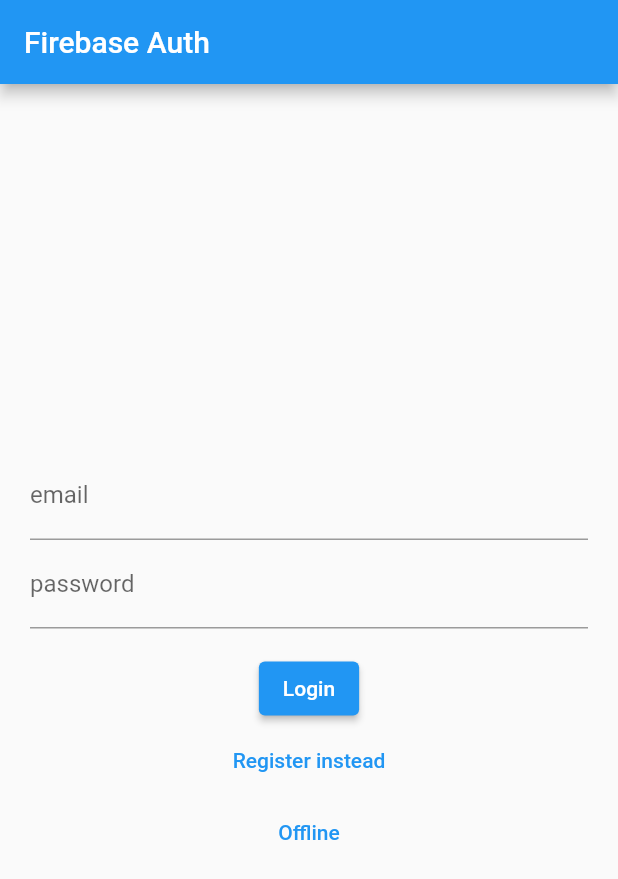
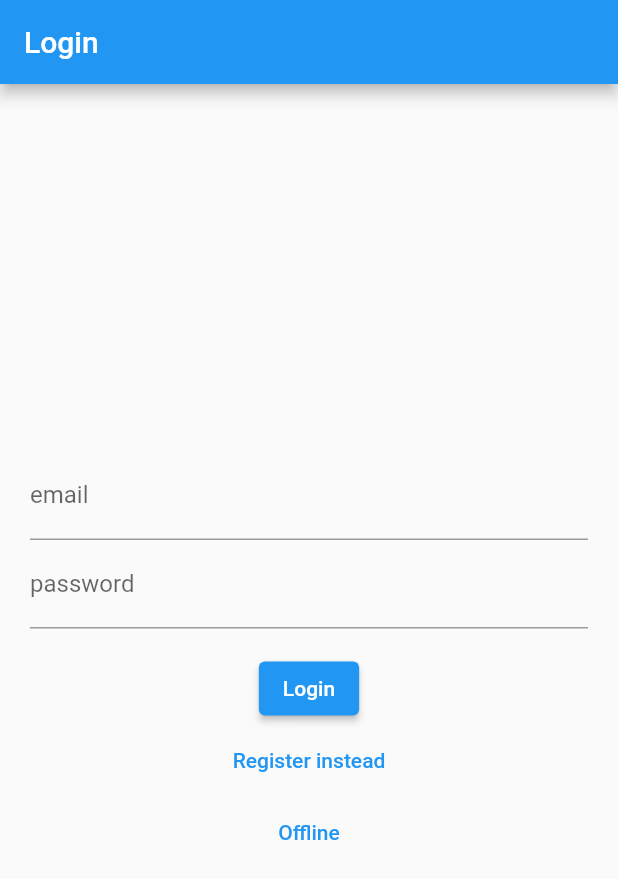
Before and after one commit to bjadczak/LRGTool, a Flutter app: the screen it shows after launch, on a phone screen of 412 x 824 dp. Shown: the top 879 px of the screen. Run offline on Flutter 3.47's test engine with Material 2 defaults, Android fonts, the phone set to English and light mode, and no system bars; our stand-ins replace cloud_firestore, csv, file_picker, firebase_auth, firebase_core, flutter_dotenv and 3 more; accounts and stored records are empty.

```diff
--- a/lib/pages/create_pdf_page.dart
+++ b/lib/pages/create_pdf_page.dart
@@ -9,7 +9,7 @@
 class CreatePDF extends StatelessWidget {
   const CreatePDF(this.data, {super.key});
 
-  final String title = "PDF Demo";
+  final String title = "Generate PDF";
   final CvData data;
 
   @override
--- a/lib/pages/edit_data_page.dart
+++ b/lib/pages/edit_data_page.dart
@@ -23,7 +23,7 @@
   Widget build(BuildContext context) {
     return Scaffold(
       appBar: AppBar(
-        title: const Text('CV Data'),
+        title: const Text('Edit Data'),
         leading: BackButton(
           onPressed: () => Navigator.pop(context, dataOnScreen),
         ),
--- a/lib/pages/login_register_page.dart
+++ b/lib/pages/login_register_page.dart
@@ -44,7 +44,7 @@
   }
 
   Widget _title() {
-    return const Text('Firebase Auth');
+    return const Text('Login');
   }
 
   Widget _entryField(
```
Also changed, not shown: lib/pages/home_page.dart (+23 -2 lines).
